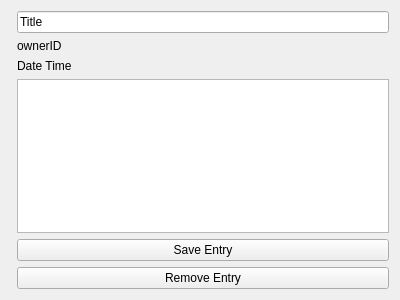
First picture: the form in EGUI/lab1/blogentry.ui, repository kuchyx/WUT_Computer_Science, before the edit.
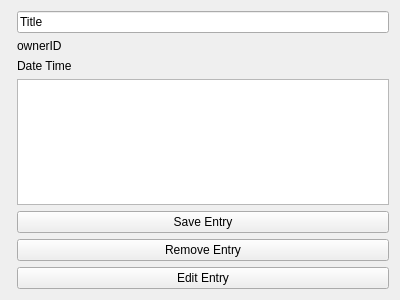
Second picture: the form after the edit.

Commit message: feat: add entry edit

Patch:
```diff
--- a/EGUI/lab1/blogentry.ui
+++ b/EGUI/lab1/blogentry.ui
@@ -47,6 +47,9 @@
      <property name="text">
       <string>Save Entry</string>
      </property>
+     <property name="flat">
+      <bool>false</bool>
+     </property>
     </widget>
    </item>
    <item row="5" column="1">
@@ -56,6 +59,13 @@
      </property>
     </widget>
    </item>
+   <item row="6" column="1">
+    <widget class="QPushButton" name="editEntryButton">
+     <property name="text">
+      <string>Edit Entry</string>
+     </property>
+    </widget>
+   </item>
   </layout>
  </widget>
  <resources/>
```
The commit also changes 2 other files.
